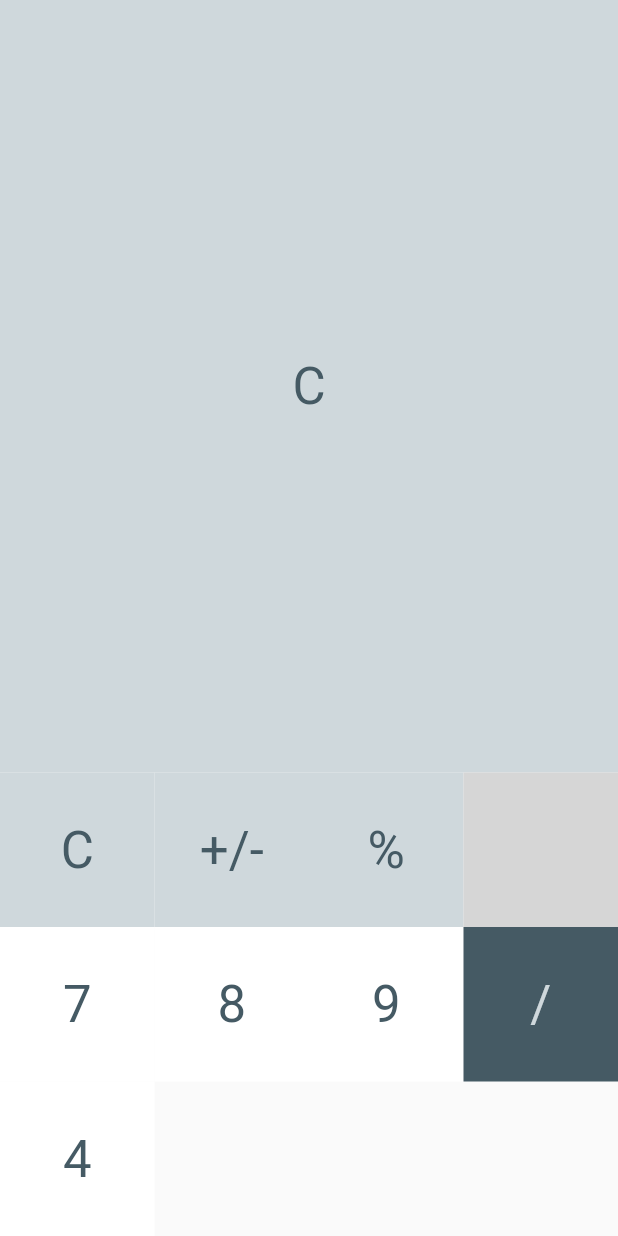
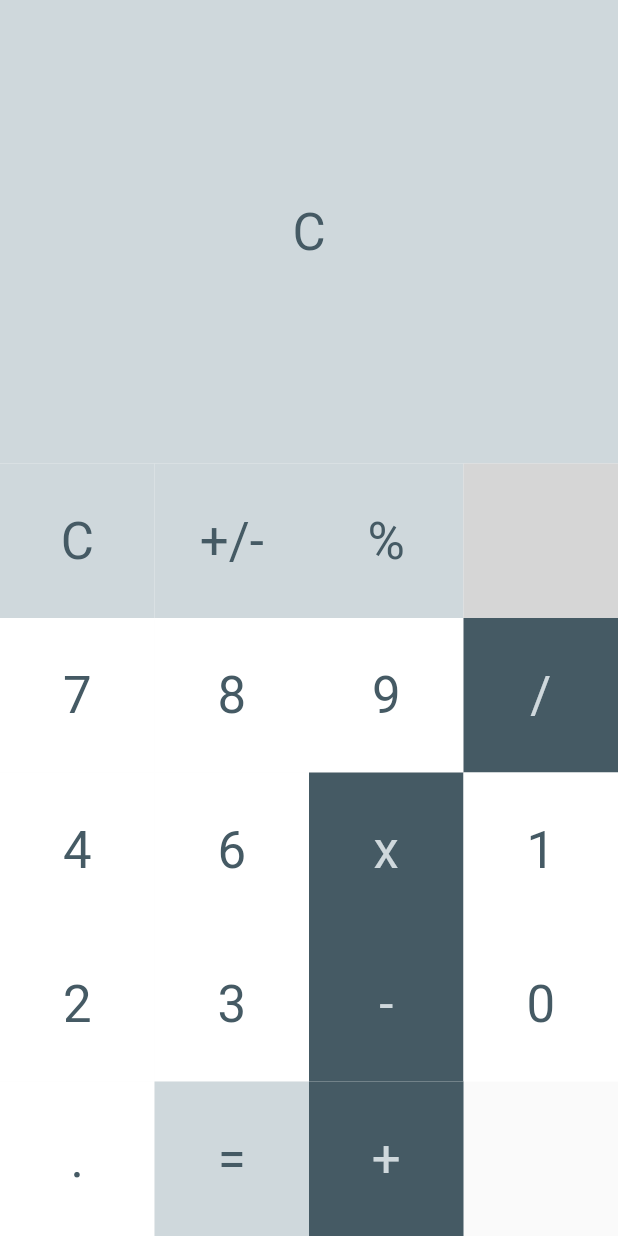
Before and after one commit to radenadhyaksa/calculator, a Flutter app: the screen it shows after launch, on a phone screen of 412 x 824 dp. Run offline on Flutter 3.47's test engine with Material 2 defaults, Android fonts, the phone set to English and light mode, and no system bars; statements that could not run were skipped; grey boxes are pictures that could not be loaded.

Commit message:
update main-10.dart

```diff
--- a/lib/main.dart
+++ b/lib/main.dart
@@ -129,6 +129,93 @@ class MyHomePage extends StatelessWidget {
                   pressNumber(4);
                 },
               ),
+               CalculatorButton(
+                backgroundColor: Colors.white,
+                foregroundColor: Theme.of(context).primaryColorDark,
+                text: '6',
+                onTap: () {
+                  pressNumber(6);
+                },
+              ),
+              CalculatorButton(
+                backgroundColor: Theme.of(context).primaryColorDark,
+                foregroundColor: Theme.of(context).primaryColorLight,
+                text: 'x',
+                onTap: () {
+                  // TODO
+                },
+              ),
+               CalculatorButton(
+                backgroundColor: Colors.white,
+                foregroundColor: Theme.of(context).primaryColorDark,
+                text: '1',
+                onTap: () {
+                  pressNumber(1);
+                },
+              ),
+              CalculatorButton(
+                backgroundColor: Colors.white,
+                foregroundColor: Theme.of(context).primaryColorDark,
+                text: '2',
+                onTap: () {
+                  pressNumber(2);
+                },
+              ),
+              CalculatorButton(
+                backgroundColor: Colors.white,
+                foregroundColor: Theme.of(context).primaryColorDark,
+                text: '3',
+                onTap: () {
+                  pressNumber(3);
+                },
+              ),
+              CalculatorButton(
+                backgroundColor: Theme.of(context).primaryColorDark,
+                foregroundColor: Theme.of(context).primaryColorLight,
+                text: '-',
+                onTap: () {
+                  // TODO
+                },
+              ),
+              CalculatorButton(
+                backgroundColor: Colors.white,
+                foregroundColor: Theme.of(context).primaryColorDark,
+                text: '0',
+                onTap: () {
+                  pressNumber(0);
+                },
+              ),
+              CalculatorButton(
+                backgroundColor: Colors.white,
+                foregroundColor: Theme.of(context).primaryColorDark,
+                text: '.',
+                onTap: () {
+                  setState(() {
+                    if (!screenText.contains('.')) {
+                      screenText = '$screenText.';
+                    }
+                  });
+                },
+              ),
+              CalculatorButton(
+                backgroundColor: Theme.of(context).primaryColorLight,
+                foregroundColor: Theme.of(context).primaryColorDark,
+                text: '=',
+                onTap: () {
+                  // TODO
+                },
+              ),
+               CalculatorButton(
+                backgroundColor: Theme.of(context).primaryColorDark,
+                foregroundColor: Theme.of(context).primaryColorLight,
+                text: '+',
+                onTap: () {
+                  // TODO
+                },
+              ),
+            ],
+          ),
+
 
 
         ],
```
